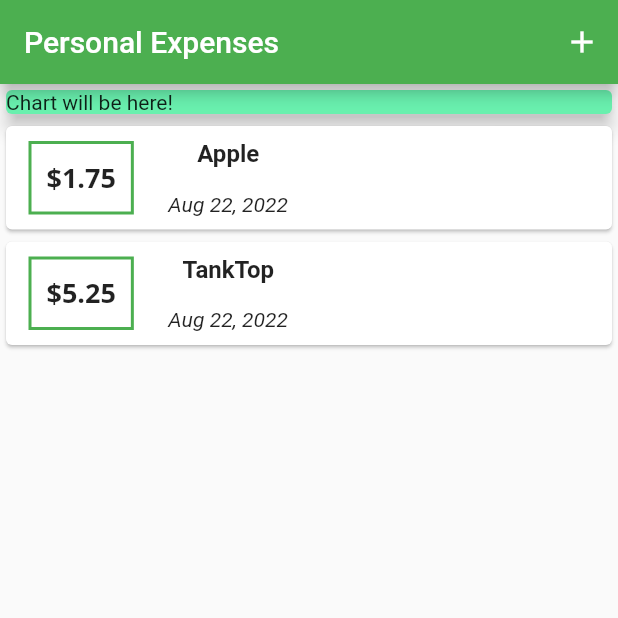
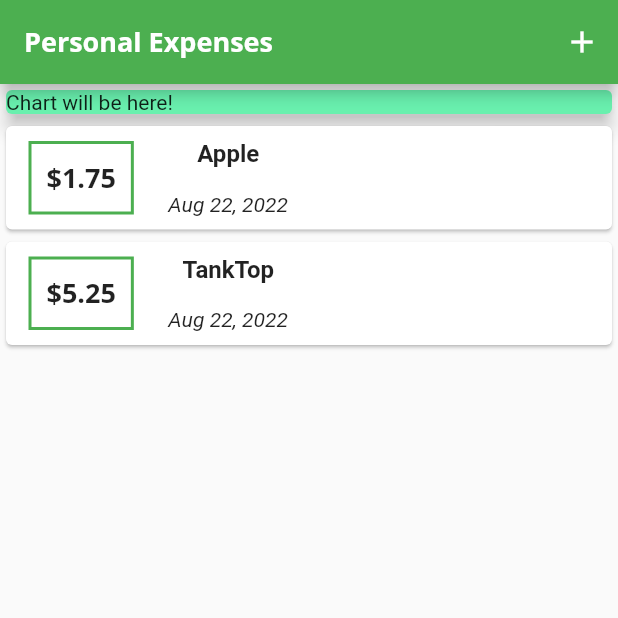
Before and after one commit to MockSock/expenses_tracker, a Flutter app: the screen it shows after launch, on a phone screen of 412 x 824 dp, the top half of it. Run offline on Flutter 3.47's test engine with Material 2 defaults, Android fonts, the phone set to English and light mode, and no system bars.

Commit message:
make change to follow tutorial

```diff
--- a/lib/main.dart
+++ b/lib/main.dart
@@ -28,7 +28,7 @@ class MyApp extends StatelessWidget {
         fontFamily: 'Quicksand',
         // now anything that is a title will be themed as such
         textTheme: ThemeData.light().textTheme.copyWith(
-              titleMedium: const TextStyle(
+              headline6: const TextStyle(
                 fontFamily: 'OpenSans',
                 fontWeight: FontWeight.bold,
                 fontSize: 18,
--- a/lib/widgets/transaction_list.dart
+++ b/lib/widgets/transaction_list.dart
@@ -50,7 +50,7 @@ class TransactionList extends StatelessWidget {
                     // \ is an escape character
                     // This makes it fixed to two decimal points, so it looks like currency
                     "\$${transactions[index].amount.toStringAsFixed(2)}",
-                    style: Theme.of(context).textTheme.titleMedium),
+                    style: Theme.of(context).textTheme.headline6),
               ),
               Column(
                 children: <Widget>[
```
